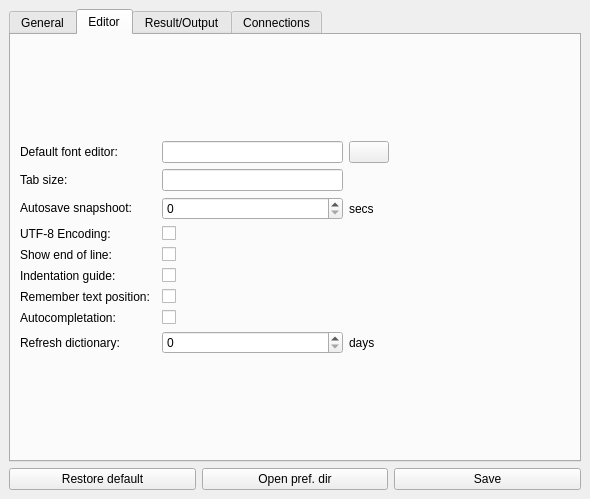
First picture: the form in source/qtdesigner/preferences_ui.ui, repository MValaguz/MSql, before the edit.
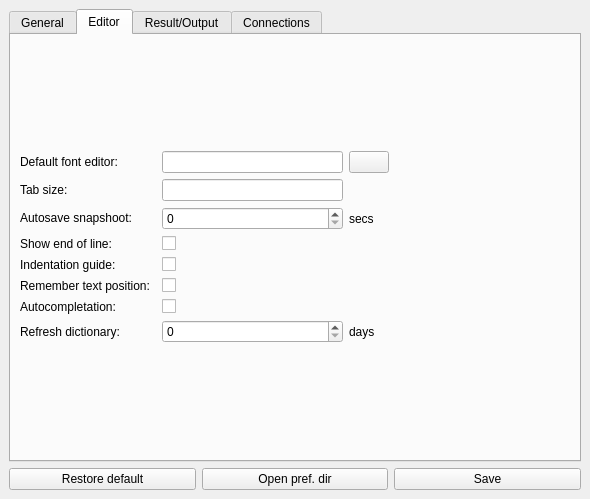
Second picture: the form after the edit. The open tabs and pages were chosen to show the change. Icons and pictures are not drawn.

```diff
--- a/source/qtdesigner/preferences_ui.ui
+++ b/source/qtdesigner/preferences_ui.ui
@@ -22,7 +22,7 @@
     <item row="0" column="0">
      <widget class="QTabWidget" name="o_tab_widget">
       <property name="currentIndex">
-       <number>3</number>
+       <number>1</number>
       </property>
       <widget class="QWidget" name="general">
        <attribute name="title">
@@ -160,14 +160,21 @@
        <layout class="QGridLayout" name="gridLayout_7">
         <item row="0" column="0">
          <layout class="QGridLayout" name="gridLayout_6">
-          <item row="11" column="2">
+          <item row="4" column="2">
+           <widget class="QLineEdit" name="e_tab_size">
+            <property name="inputMask">
+             <string>9</string>
+            </property>
+           </widget>
+          </item>
+          <item row="10" column="2">
            <widget class="QSpinBox" name="e_refresh_dictionary">
             <property name="toolTip">
              <string>&lt;html&gt;&lt;head/&gt;&lt;body&gt;&lt;p&gt;Set 0 if you don't want refresh&lt;/p&gt;&lt;/body&gt;&lt;/html&gt;</string>
             </property>
            </widget>
           </item>
-          <item row="8" column="2">
+          <item row="7" column="2">
            <widget class="QCheckBox" name="e_default_indentation_guide">
             <property name="toolTip">
              <string>Indent guides are vertical dotted lines that indicate the indent level of text in the edit window </string>
@@ -177,20 +184,13 @@
             </property>
            </widget>
           </item>
-          <item row="9" column="2">
+          <item row="8" column="2">
            <widget class="QCheckBox" name="e_remember_text_pos">
             <property name="text">
              <string/>
             </property>
            </widget>
           </item>
-          <item row="4" column="2">
-           <widget class="QLineEdit" name="e_tab_size">
-            <property name="inputMask">
-             <string>9</string>
-            </property>
-           </widget>
-          </item>
           <item row="4" column="0" colspan="2">
            <widget class="QLabel" name="label_15">
             <property name="text">
@@ -201,6 +201,13 @@
             </property>
            </widget>
           </item>
+          <item row="1" column="2">
+           <widget class="QLineEdit" name="e_default_font_editor">
+            <property name="readOnly">
+             <bool>true</bool>
+            </property>
+           </widget>
+          </item>
           <item row="1" column="0" colspan="2">
            <widget class="QLabel" name="label_4">
             <property name="text">
@@ -212,6 +219,13 @@
            </widget>
           </item>
           <item row="9" column="0">
+           <widget class="QLabel" name="label_22">
+            <property name="text">
+             <string>Autocompletation:</string>
+            </property>
+           </widget>
+          </item>
+          <item row="8" column="0">
            <widget class="QLabel" name="label_7">
             <property name="text">
              <string>Remember text position:</string>
@@ -221,21 +235,10 @@
             </property>
            </widget>
           </item>
-          <item row="1" column="2">
-           <widget class="QLineEdit" name="e_default_font_editor">
-            <property name="readOnly">
-             <bool>true</bool>
-            </property>
-           </widget>
+          <item row="9" column="2">
+           <widget class="QCheckBox" name="e_default_autocompletation"/>
           </item>
-          <item row="10" column="0">
-           <widget class="QLabel" name="label_22">
-            <property name="text">
-             <string>Autocompletation:</string>
-            </property>
-           </widget>
-          </item>
-          <item row="7" column="2">
+          <item row="6" column="2">
            <widget class="QCheckBox" name="e_default_end_of_line">
             <property name="text">
              <string/>
@@ -247,19 +250,6 @@
            </widget>
           </item>
           <item row="6" column="0">
-           <widget class="QLabel" name="label_3">
-            <property name="text">
-             <string>UTF-8 Encoding:</string>
-            </property>
-            <property name="buddy">
-             <cstring>e_default_utf_8</cstring>
-            </property>
-           </widget>
-          </item>
-          <item row="6" column="2">
-           <widget class="QCheckBox" name="e_default_utf_8"/>
-          </item>
-          <item row="7" column="0">
            <widget class="QLabel" name="label_9">
             <property name="text">
              <string>Show end of line:</string>
@@ -269,9 +259,6 @@
             </property>
            </widget>
           </item>
-          <item row="10" column="2">
-           <widget class="QCheckBox" name="e_default_autocompletation"/>
-          </item>
           <item row="5" column="2">
            <widget class="QSpinBox" name="e_autosave_snapshoot_interval">
             <property name="maximum">
@@ -279,26 +266,6 @@
             </property>
            </widget>
           </item>
-          <item row="8" column="0">
-           <widget class="QLabel" name="label_16">
-            <property name="text">
-             <string>Indentation guide:</string>
-            </property>
-            <property name="buddy">
-             <cstring>e_default_indentation_guide</cstring>
-            </property>
-           </widget>
-          </item>
-          <item row="5" column="0">
-           <widget class="QLabel" name="label_18">
-            <property name="text">
-             <string>&lt;html&gt;&lt;head/&gt;&lt;body&gt;&lt;p&gt;Autosave snapshoot:&lt;/p&gt;&lt;/body&gt;&lt;/html&gt;</string>
-            </property>
-            <property name="buddy">
-             <cstring>e_autosave_snapshoot_interval</cstring>
-            </property>
-           </widget>
-          </item>
           <item row="5" column="3">
            <widget class="QLabel" name="label_19">
             <property name="text">
@@ -306,14 +273,27 @@
             </property>
            </widget>
           </item>
-          <item row="11" column="0">
-           <widget class="QLabel" name="l_refresh_dictionary_1">
+          <item row="5" column="0">
+           <widget class="QLabel" name="label_18">
             <property name="text">
-             <string>Refresh dictionary:</string>
+             <string>&lt;html&gt;&lt;head/&gt;&lt;body&gt;&lt;p&gt;Autosave snapshoot:&lt;/p&gt;&lt;/body&gt;&lt;/html&gt;</string>
             </property>
+            <property name="buddy">
+             <cstring>e_autosave_snapshoot_interval</cstring>
+            </property>
            </widget>
           </item>
-          <item row="11" column="3">
+          <item row="7" column="0">
+           <widget class="QLabel" name="label_16">
+            <property name="text">
+             <string>Indentation guide:</string>
+            </property>
+            <property name="buddy">
+             <cstring>e_default_indentation_guide</cstring>
+            </property>
+           </widget>
+          </item>
+          <item row="10" column="3">
            <widget class="QLabel" name="l_refresh_dictionary_2">
             <property name="text">
              <string>days</string>
@@ -328,6 +308,13 @@
             </property>
            </widget>
           </item>
+          <item row="10" column="0">
+           <widget class="QLabel" name="l_refresh_dictionary_1">
+            <property name="text">
+             <string>Refresh dictionary:</string>
+            </property>
+           </widget>
+          </item>
           <item row="1" column="4">
            <spacer name="horizontalSpacer_4">
             <property name="orientation">
```
Left out of the diff: 1 changed line with no effect on the pictures.
